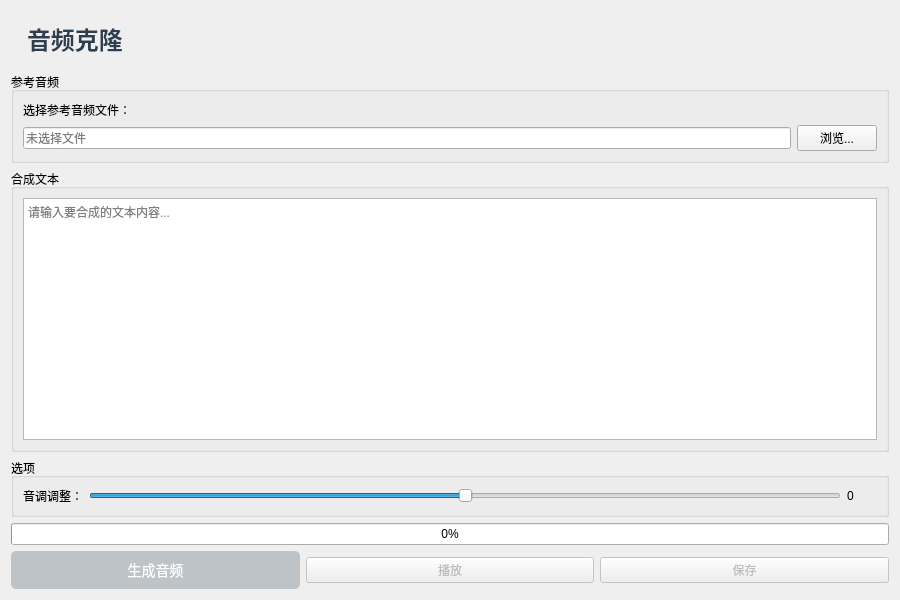
Before: the Qt Designer form ui/audio_clone.ui in 3uyuan1ee/CosyVoice_app, drawn with Qt 5.
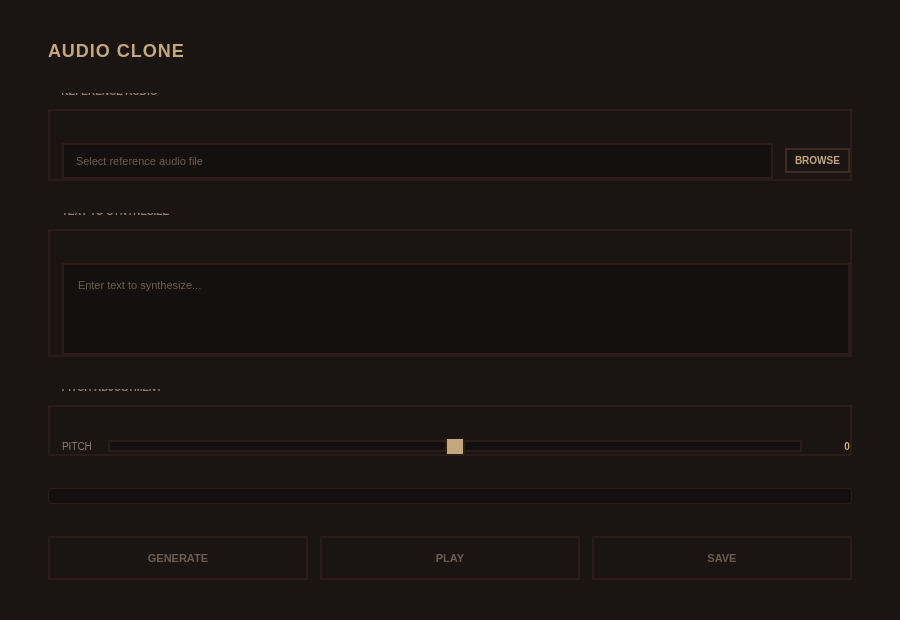
After: the same form once the commit is applied.

Patch:
```diff
--- a/ui/audio_clone.ui
+++ b/ui/audio_clone.ui
@@ -13,39 +13,199 @@
   <property name="windowTitle">
    <string>音频克隆</string>
   </property>
+  <property name="styleSheet">
+   <string notr="true">QWidget#AudioClone {
+    background: #1a1412;
+}
+
+QLabel {
+    background: transparent;
+    font-family: &quot;Press Start 2P&quot;, &quot;Courier New&quot;, monospace;
+}
+
+QGroupBox {
+    background: transparent;
+    border: 2px solid #2a1d19;
+    border-radius: 0px;
+    margin-top: 16px;
+    padding-top: 12px;
+    padding-left: 12px;
+    font-size: 10px;
+    letter-spacing: 0px;
+    text-transform: uppercase;
+    color: #8d7b68;
+    font-weight: bold;
+}
+
+QGroupBox::title {
+    subcontrol-origin: margin;
+    subcontrol-position: top left;
+    left: 8px;
+    top: -8px;
+    padding: 0 4px 0 4px;
+    background: #1a1412;
+}
+
+QLineEdit {
+    background: #14100f;
+    color: #c4a77d;
+    border: 2px solid #2a1d19;
+    border-radius: 0px;
+    padding: 8px 10px;
+    font-size: 11px;
+    selection-background-color: #3d2b25;
+}
+
+QLineEdit:focus {
+    border-color: #c4a77d;
+    background: #1a1412;
+}
+
+QLineEdit::placeholder {
+    color: #6b5c52;
+}
+
+QTextEdit {
+    background: #14100f;
+    color: #c4a77d;
+    border: 2px solid #2a1d19;
+    border-radius: 0px;
+    padding: 10px;
+    font-size: 11px;
+    line-height: 1.4;
+    selection-background-color: #3d2b25;
+}
+
+QTextEdit:focus {
+    border-color: #c4a77d;
+    background: #1a1412;
+}
+
+QTextEdit::placeholder {
+    color: #6b5c52;
+}
+
+QSlider::groove:horizontal {
+    border: 2px solid #2a1d19;
+    height: 8px;
+    background: #14100f;
+    margin: 6px 0;
+    border-radius: 0px;
+}
+
+QSlider::handle:horizontal {
+    background: #c4a77d;
+    border: 2px solid #2a1d19;
+    width: 16px;
+    height: 16px;
+    margin: -6px 0;
+    border-radius: 0px;
+}
+
+QSlider::handle:horizontal:hover {
+    background: #e8d5c4;
+    border-color: #c4a77d;
+}
+
+QProgressBar {
+    background: #14100f;
+    border: 2px solid #2a1d19;
+    border-radius: 0px;
+    height: 12px;
+    text-align: center;
+}
+
+QProgressBar::chunk {
+    background: qlineargradient(x1:0, y1:0, x2:1, y2:0,
+                                stop:0 #5a4339,
+                                stop:1 #8d7b68);
+    border-radius: 0px;
+    border: 1px solid #3d2b25;
+}</string>
+  </property>
   <layout class="QVBoxLayout" name="verticalLayout">
+   <property name="spacing">
+    <number>0</number>
+   </property>
+   <property name="leftMargin">
+    <number>0</number>
+   </property>
+   <property name="topMargin">
+    <number>0</number>
+   </property>
+   <property name="rightMargin">
+    <number>0</number>
+   </property>
+   <property name="bottomMargin">
+    <number>0</number>
+   </property>
+   <item>
+    <widget class="QWidget" name="contentWidget">
+     <property name="styleSheet">
+      <string notr="true">QWidget#contentWidget {
+    background: #1a1412;
+}</string>
+     </property>
+     <layout class="QVBoxLayout" name="contentLayout">
+      <property name="spacing">
+       <number>32</number>
+      </property>
+      <property name="leftMargin">
+       <number>48</number>
+      </property>
+      <property name="topMargin">
+       <number>40</number>
+      </property>
+      <property name="rightMargin">
+       <number>48</number>
+      </property>
+      <property name="bottomMargin">
+       <number>40</number>
+      </property>
    <item>
     <widget class="QLabel" name="titleLabel">
      <property name="text">
-      <string>音频克隆</string>
+         <string>AUDIO CLONE</string>
      </property>
      <property name="styleSheet">
-      <string notr="true">font-size: 24px;
-font-weight: bold;
-color: #2c3e50;
-padding: 10px;</string>
+         <string notr="true">color: #c4a77d;
+    font-size: 18px;
+    font-weight: bold;
+    letter-spacing: 1px;
+    background: transparent;</string>
      </property>
     </widget>
    </item>
    <item>
     <widget class="QGroupBox" name="referenceGroup">
      <property name="title">
-      <string>参考音频</string>
+         <string>REFERENCE AUDIO</string>
      </property>
      <layout class="QVBoxLayout" name="referenceLayout">
-      <item>
-       <widget class="QLabel" name="label">
-        <property name="text">
-         <string>选择参考音频文件：</string>
-        </property>
-       </widget>
-      </item>
+         <property name="spacing">
+          <number>12</number>
+         </property>
+         <property name="leftMargin">
+          <number>0</number>
+         </property>
+         <property name="topMargin">
+          <number>20</number>
+         </property>
+         <property name="rightMargin">
+          <number>0</number>
+         </property>
+         <property name="bottomMargin">
+          <number>0</number>
+         </property>
       <item>
        <layout class="QHBoxLayout" name="refAudioLayout">
+           <property name="spacing">
+            <number>12</number>
+           </property>
         <item>
          <widget class="QLineEdit" name="refAudioPath">
           <property name="placeholderText">
-           <string>未选择文件</string>
+              <string>Select reference audio file</string>
           </property>
           <property name="readOnly">
            <bool>true</bool>
@@ -55,7 +215,35 @@
         <item>
          <widget class="QPushButton" name="btnSelectRefAudio">
           <property name="text">
-           <string>浏览...</string>
+              <string>BROWSE</string>
+             </property>
+             <property name="cursor">
+              <cursor>PointingHandCursor</cursor>
+             </property>
+             <property name="styleSheet">
+              <string notr="true">QPushButton {
+    background: #1a1412;
+    color: #c4a77d;
+    border: 2px solid #3d2b25;
+    border-radius: 0px;
+    font-size: 10px;
+    font-weight: bold;
+    letter-spacing: 0px;
+    padding: 4px 8px;
+    text-align: center;
+}
+
+QPushButton:hover {
+    background: #3d2b25;
+    color: #e8d5c4;
+    border-color: #c4a77d;
+}
+
+QPushButton:pressed {
+    background: #c4a77d;
+    color: #1a1412;
+    border-color: #c4a77d;
+}</string>
           </property>
          </widget>
         </item>
@@ -67,13 +255,28 @@
    <item>
     <widget class="QGroupBox" name="textGroup">
      <property name="title">
-      <string>合成文本</string>
+         <string>TEXT TO SYNTHESIZE</string>
      </property>
      <layout class="QVBoxLayout" name="textLayout">
+         <property name="spacing">
+          <number>0</number>
+         </property>
+         <property name="leftMargin">
+          <number>0</number>
+         </property>
+         <property name="topMargin">
+          <number>20</number>
+         </property>
+         <property name="rightMargin">
+          <number>0</number>
+         </property>
+         <property name="bottomMargin">
+          <number>0</number>
+         </property>
       <item>
        <widget class="QTextEdit" name="textInput">
         <property name="placeholderText">
-         <string>请输入要合成的文本内容...</string>
+            <string>Enter text to synthesize...</string>
         </property>
         <property name="minimumHeight">
          <number>150</number>
@@ -86,15 +289,39 @@
    <item>
     <widget class="QGroupBox" name="optionsGroup">
      <property name="title">
-      <string>选项</string>
+         <string>PITCH ADJUSTMENT</string>
      </property>
      <layout class="QVBoxLayout" name="optionsLayout">
+         <property name="spacing">
+          <number>16</number>
+         </property>
+         <property name="leftMargin">
+          <number>0</number>
+         </property>
+         <property name="topMargin">
+          <number>20</number>
+         </property>
+         <property name="rightMargin">
+          <number>0</number>
+         </property>
+         <property name="bottomMargin">
+          <number>0</number>
+         </property>
       <item>
        <layout class="QHBoxLayout" name="pitchLayout">
+           <property name="spacing">
+            <number>16</number>
+           </property>
         <item>
          <widget class="QLabel" name="pitchLabel">
           <property name="text">
-           <string>音调调整：</string>
+              <string>PITCH</string>
+             </property>
+             <property name="styleSheet">
+              <string notr="true">color: #8d7b68;
+    font-size: 10px;
+    letter-spacing: 0px;
+    background: transparent;</string>
           </property>
          </widget>
         </item>
@@ -121,10 +348,19 @@
           </property>
           <property name="minimumSize">
            <size>
-            <width>30</width>
+               <width>32</width>
             <height>0</height>
            </size>
           </property>
+             <property name="alignment">
+              <set>Qt::AlignmentFlag::AlignRight|Qt::AlignmentFlag::AlignTrailing|Qt::AlignmentFlag::AlignVCenter</set>
+             </property>
+             <property name="styleSheet">
+              <string notr="true">color: #c4a77d;
+    font-size: 10px;
+    font-weight: bold;
+    background: transparent;</string>
+             </property>
          </widget>
         </item>
        </layout>
@@ -137,58 +373,179 @@
      <property name="value">
       <number>0</number>
      </property>
+        <property name="textVisible">
+         <bool>false</bool>
+        </property>
+        <property name="styleSheet">
+         <string notr="true">QProgressBar {
+    background: #14100f;
+    border: 1px solid #2a1d19;
+    border-radius: 2px;
+    height: 4px;
+    text-align: center;
+}
+
+QProgressBar::chunk {
+    background: qlineargradient(x1:0, y1:0, x2:1, y2:0,
+                                stop:0 #5a4339,
+                                stop:1 #8d7b68);
+    border-radius: 2px;
+}</string>
+        </property>
     </widget>
    </item>
    <item>
     <layout class="QHBoxLayout" name="buttonLayout">
+        <property name="spacing">
+         <number>12</number>
+        </property>
      <item>
       <widget class="QPushButton" name="btnGenerate">
+          <property name="minimumSize">
+           <size>
+            <width>0</width>
+            <height>44</height>
+           </size>
+          </property>
        <property name="text">
-        <string>生成音频</string>
+           <string>GENERATE</string>
        </property>
        <property name="enabled">
         <bool>false</bool>
        </property>
        <property name="styleSheet">
         <string notr="true">QPushButton {
-     background-color: #27ae60;
-     color: white;
-     border-radius: 5px;
-     font-size: 14px;
-     padding: 8px 16px;
- }
+    background: #3d2b25;
+    color: #e8d5c4;
+    border: 2px solid #5a4339;
+    border-radius: 0px;
+    font-size: 11px;
+    font-weight: bold;
+    letter-spacing: 0px;
+    padding: 6px 12px;
+    text-align: center;
+}
 
  QPushButton:hover {
      background-color: #229954;
  }
 
- QPushButton:disabled {
-     background-color: #bdc3c7;
- }</string>
+QPushButton:pressed {
+    background: #c4a77d;
+    color: #1a1412;
+    border-color: #c4a77d;
+}
+
+QPushButton:disabled {
+    background: #1a1412;
+    color: #6b5c52;
+    border-color: #2a1d19;
+}</string>
        </property>
       </widget>
      </item>
      <item>
       <widget class="QPushButton" name="btnPlay">
+          <property name="minimumSize">
+           <size>
+            <width>0</width>
+            <height>44</height>
+           </size>
+          </property>
        <property name="text">
-        <string>播放</string>
+           <string>PLAY</string>
        </property>
        <property name="enabled">
         <bool>false</bool>
        </property>
+          <property name="cursor">
+           <cursor>PointingHandCursor</cursor>
+          </property>
+          <property name="styleSheet">
+           <string notr="true">QPushButton {
+    background: #1a1412;
+    color: #c4a77d;
+    border: 2px solid #3d2b25;
+    border-radius: 0px;
+    font-size: 11px;
+    font-weight: bold;
+    letter-spacing: 0px;
+    padding: 6px 12px;
+    text-align: center;
+}
+
+QPushButton:hover {
+    background: #3d2b25;
+    color: #e8d5c4;
+    border-color: #c4a77d;
+}
+
+QPushButton:pressed {
+    background: #c4a77d;
+    color: #1a1412;
+    border-color: #c4a77d;
+}
+
+QPushButton:disabled {
+    color: #6b5c52;
+    border-color: #2a1d19;
+}</string>
+          </property>
       </widget>
      </item>
      <item>
       <widget class="QPushButton" name="btnSave">
+          <property name="minimumSize">
+           <size>
+            <width>0</width>
+            <height>44</height>
+           </size>
+          </property>
        <property name="text">
-        <string>保存</string>
+           <string>SAVE</string>
        </property>
        <property name="enabled">
         <bool>false</bool>
        </property>
+          <property name="cursor">
+           <cursor>PointingHandCursor</cursor>
+          </property>
+          <property name="styleSheet">
+           <string notr="true">QPushButton {
+    background: #1a1412;
+    color: #c4a77d;
+    border: 2px solid #3d2b25;
+    border-radius: 0px;
+    font-size: 11px;
+    font-weight: bold;
+    letter-spacing: 0px;
+    padding: 6px 12px;
+    text-align: center;
+}
+
+QPushButton:hover {
+    background: #3d2b25;
+    color: #e8d5c4;
+    border-color: #c4a77d;
+}
+
+QPushButton:pressed {
+    background: #c4a77d;
+    color: #1a1412;
+    border-color: #c4a77d;
+}
+
+QPushButton:disabled {
+    color: #6b5c52;
+    border-color: #2a1d19;
+}</string>
+          </property>
       </widget>
      </item>
     </layout>
+      </item>
+     </layout>
+    </widget>
    </item>
   </layout>
  </widget>
```
Left out of the diff: 13 changed lines with no effect on the pictures. Lines whose indentation alone changed are shown as unchanged.
